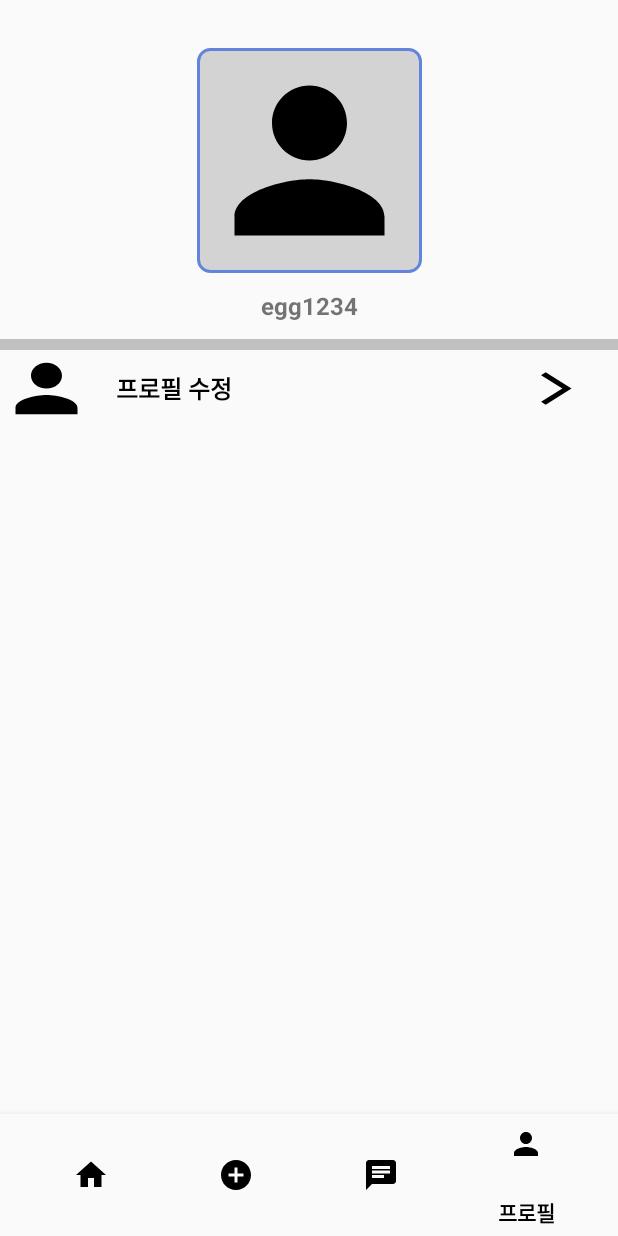
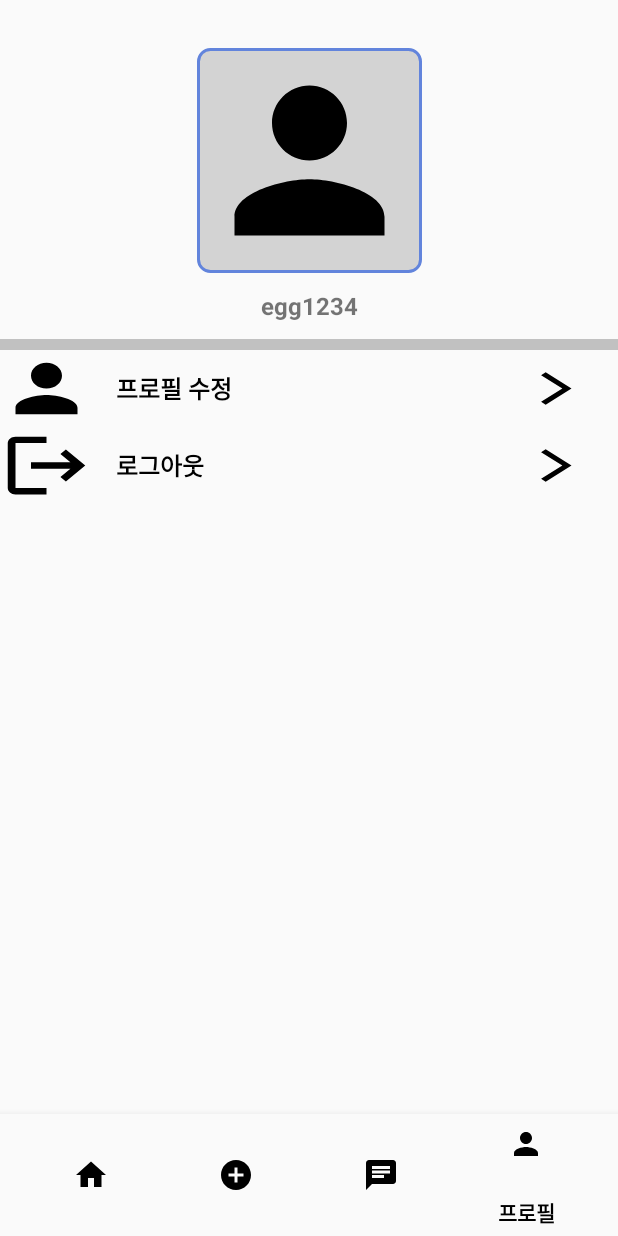
Before and after one commit to JeongEgg/used-trade-app, an Android app: the ProfileFragment screen opened through its navigation route, on a phone screen of 412 x 824 dp. Run offline under Robolectric (Android 15) with nearby library versions, the phone set to English and light mode, and no system bars; our stand-ins replace navigation-ui; pictures from the network do not load; 1 statement that could not run was skipped.

Commit message:
로그아웃 기능 / 앱 내부의 jwt 토큰 삭제 및 로그인 액티비티 반환

```diff
--- a/UsedTradeApp/app/src/main/java/com/example/usedtradeapp/fragment/ProfileFragment.java
+++ b/UsedTradeApp/app/src/main/java/com/example/usedtradeapp/fragment/ProfileFragment.java
@@ -15,6 +15,7 @@ import android.view.ViewGroup;
 import android.widget.TextView;
 
 import com.example.usedtradeapp.R;
+import com.example.usedtradeapp.activity.LoginActivity;
 import com.example.usedtradeapp.activity.ProfileActivity;
 import com.example.usedtradeapp.common.retrofit.RetrofitClient;
 import com.example.usedtradeapp.databinding.FragmentProfileBinding;
@@ -59,7 +60,30 @@ public class ProfileFragment extends Fragment {
             }
         });
 
+        rootView.findViewById(R.id.layout_profile_logout).setOnClickListener(new View.OnClickListener() {
+            @Override
+            public void onClick(View v) {
+                clearJwtToken(requireContext());
+
+                Intent intent = new Intent(getContext(), LoginActivity.class);
+                intent.setFlags(Intent.FLAG_ACTIVITY_NEW_TASK | Intent.FLAG_ACTIVITY_CLEAR_TASK);
+                startActivity(intent);
+                requireActivity().finish();
+            }
+        });
+
         return rootView;
+    }
+
+    private void clearJwtToken(Context context) {
+        SharedPreferences prefs = context.getSharedPreferences(PREFS_NAME, Context.MODE_PRIVATE);
+        SharedPreferences.Editor editor = prefs.edit();
+        editor.remove(JWT_TOKEN_KEY); // JWT 토큰 키 제거
+        editor.apply(); // 변경 사항 저장
+        Log.d("ProfileFragment", "JWT 토큰이 삭제되었습니다.");
+
+        String deletedToken = prefs.getString(JWT_TOKEN_KEY, "null");
+        Log.d("ProfileFragment", "삭제 후 JWT 토큰 값: " + deletedToken);
     }
 
     private String getJwtToken(Context context) {
--- /dev/null
+++ b/UsedTradeApp/app/src/main/res/drawable/icon_logout_24.xml
@@ -0,0 +1,5 @@
+<vector xmlns:android="http://schemas.android.com/apk/res/android" android:autoMirrored="true" android:height="24dp" android:tint="#000000" android:viewportHeight="24" android:viewportWidth="24" android:width="24dp">
+
+    <path android:fillColor="@android:color/white" android:pathData="M17,7l-1.41,1.41L18.17,11H8v2h10.17l-2.58,2.58L17,17l5,-5zM4,5h8V3H4c-1.1,0 -2,0.9 -2,2v14c0,1.1 0.9,2 2,2h8v-2H4V5z"/>
+
+</vector>
--- a/UsedTradeApp/app/src/main/res/layout/fragment_profile.xml
+++ b/UsedTradeApp/app/src/main/res/layout/fragment_profile.xml
@@ -86,4 +86,46 @@
             app:layout_constraintBottom_toBottomOf="parent"
             app:layout_constraintStart_toEndOf="@id/tv_profile_revise"/>
     </androidx.constraintlayout.widget.ConstraintLayout>
+    <androidx.constraintlayout.widget.ConstraintLayout
+        android:id="@+id/layout_profile_logout"
+        android:layout_width="match_parent"
+        android:layout_height="0dp"
+        app:layout_constraintHeight_percent="0.07"
+        app:layout_constraintTop_toBottomOf="@id/layout_profile_revise"
+        app:layout_constraintStart_toStartOf="parent"
+        app:layout_constraintEnd_toEndOf="parent">
+        <ImageView
+            android:id="@+id/imageview_profile_logout"
+            android:layout_width="0dp"
+            android:layout_height="match_parent"
+            android:background="@drawable/icon_logout_24"
+            app:layout_constraintWidth_percent="0.15"
+            app:layout_constraintTop_toTopOf="parent"
+            app:layout_constraintBottom_toBottomOf="parent"
+            app:layout_constraintStart_toStartOf="parent"/>
+        <TextView
+            android:id="@+id/tv_profile_logout"
+            android:layout_width="0dp"
+            android:layout_height="match_parent"
+            android:text="로그아웃"
+            android:textSize="16dp"
+            android:textColor="@color/black"
+            android:textStyle="bold"
+            android:gravity="center_vertical"
+            android:paddingLeft="15dp"
+            app:layout_constraintWidth_percent="0.7"
+            app:layout_constraintTop_toTopOf="parent"
+            app:layout_constraintBottom_toBottomOf="parent"
+            app:layout_constraintStart_toEndOf="@id/imageview_profile_logout"/>
+        <ImageView
+            android:layout_width="0dp"
+            android:layout_height="0dp"
+            android:scaleType="centerInside"
+            android:background="@drawable/btn_arrow_24"
+            app:layout_constraintHeight_percent="0.5"
+            app:layout_constraintWidth_percent="0.1"
+            app:layout_constraintTop_toTopOf="parent"
+            app:layout_constraintBottom_toBottomOf="parent"
+            app:layout_constraintStart_toEndOf="@id/tv_profile_logout"/>
+    </androidx.constraintlayout.widget.ConstraintLayout>
 </androidx.constraintlayout.widget.ConstraintLayout>
```
